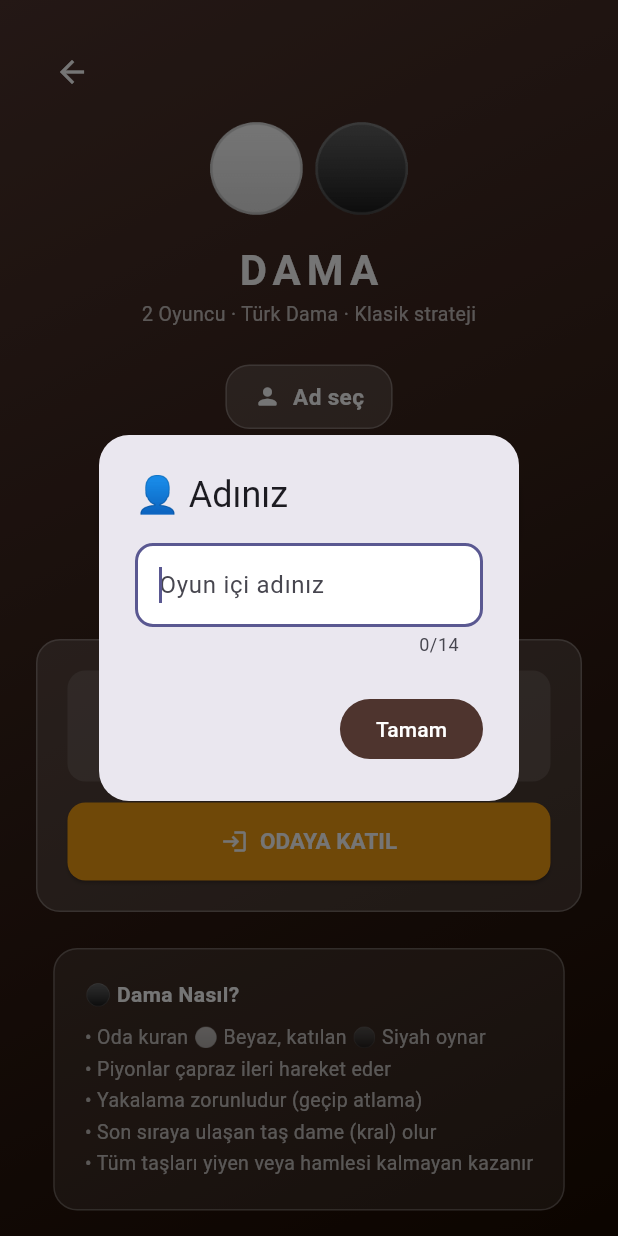
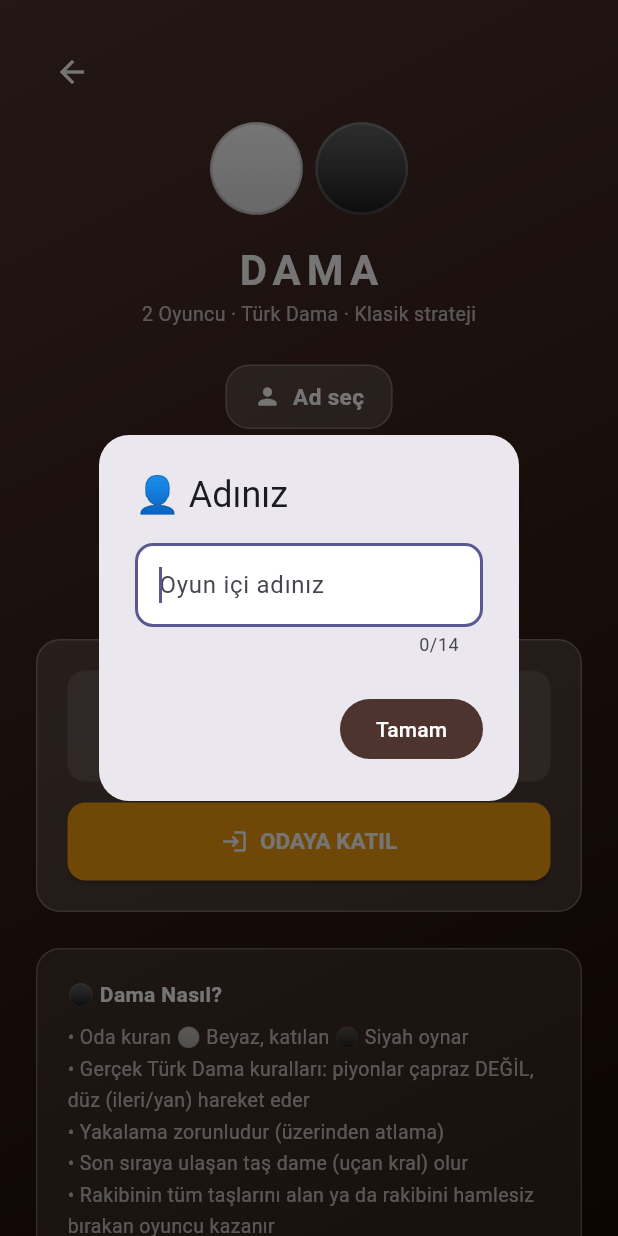
Before and after one commit to ferdidrgn/AZOyun, a Flutter app: the DamaLobbyScreen screen opened directly, on a phone screen of 412 x 824 dp. Run offline on Flutter 3.47's test engine with Material 3 defaults, Android fonts, the phone set to English and light mode, and no system bars; drawn by our look-alikes of dynamic_color; our stand-ins replace app_links, firebase_analytics, firebase_core, firebase_crashlytics, firebase_database, firebase_messaging and 9 more; missing offline and left inert: games_services; accounts and stored records are empty; network calls fail.

Commit message:
Kapsamlı oyun hata taraması: 7 gerçek mantık hatası düzeltildi
29 oyun dosyasının tamamı (12 online + 17 yerel) satır satır tarandı.
Bulunan ve düzeltilen somut hatalar:

- Dövüşçüler: maçı, toplam skor yerine sadece son raundu kazanan taraf
  belirliyordu (2-0 önde olan oyuncu kaybedebiliyordu) — KRİTİK
- Mini Golf: host diğerlerinden önce biterse oyun sonsuza kadar
  kilitleniyordu — KRİTİK
- Araba Yarışı: tüm arabalar aynı noktada üst üste başlıyordu; birinci
  bitirince yarış herkes için zorla bitiyordu
- Şehir Bulmaca: Türkçe İ/I büyütme hatası doğru cevapları reddediyordu;
  "ekstra ipucu" reklamı tam cevabı sızdırıyordu; cevap kilidi yanlış
  zamanda sıfırlanıyordu
- Kelime Bulmaca: harf havuzunda "I" eksikti, 15 kelime asla kurulamıyordu
- Vampir Köylü: Doktor/Dedektif'e alakasız (vampir) hazır sayacı
  gösteriliyordu
- Türk Dama: "Nasıl Oynanır" metni kodun gerçek (düz) hareketiyle çelişen
  "çapraz hareket" yazıyordu

Bilinen ama bu turda dokunulmayan sınırlamalar (büyük refactor
gerektiriyor) ROADMAP 8.9'da not edildi: Dama'da zincirleme yakalama yok,
Futbol'da top animasyonu rakibe senkronize değil, Okey'de "AÇTIM" gerçek
el kontrolü yapmıyor.

Co-Authored-By: Claude Sonnet 5 <noreply@anthropic.com>
Claude-Session: https://claude.ai/code/session_01WM8scBji4Qt7FHSGD5jomL

```diff
--- a/lib/features/checkers/dama_screens.dart
+++ b/lib/features/checkers/dama_screens.dart
@@ -279,10 +279,12 @@ class _DamaLobbyState extends State<DamaLobbyScreen> {
               Text('⚫ Dama Nasıl?', style: TextStyle(color: Colors.white, fontWeight: FontWeight.bold)),
               SizedBox(height: 8),
               Text('• Oda kuran ⚪ Beyaz, katılan ⚫ Siyah oynar\n'
-                  '• Piyonlar çapraz ileri hareket eder\n'
-                  '• Yakalama zorunludur (geçip atlama)\n'
-                  '• Son sıraya ulaşan taş dame (kral) olur\n'
-                  '• Tüm taşları yiyen veya hamlesi kalmayan kazanır',
+                  '• Gerçek Türk Dama kuralları: piyonlar çapraz DEĞİL, '
+                  'düz (ileri/yan) hareket eder\n'
+                  '• Yakalama zorunludur (üzerinden atlama)\n'
+                  '• Son sıraya ulaşan taş dame (uçan kral) olur\n'
+                  '• Rakibinin tüm taşlarını alan ya da rakibini hamlesiz '
+                  'bırakan oyuncu kazanır',
                   style: TextStyle(color: Colors.white70, fontSize: 13, height: 1.6)),
             ],
           )),
--- a/lib/features/word/word_screens.dart
+++ b/lib/features/word/word_screens.dart
@@ -316,7 +316,10 @@ class _WordGameScreenState extends State<WordGameScreen>
 
   void _generateLetters(int seed) {
     final rng = Random(seed);
-    const vowels     = 'AEİOÖUÜ';
+    // Kelime bankasındaki (ASCII normalize) kelimelerin ~15'i düz "I"
+    // (noktasız) harfi içeriyor (KAPI, KEDI, YILDIZ, DENIZ, ...) — bu harf
+    // havuzda hiç yoktu, o kelimeler tahtada asla kurulamıyordu.
+    const vowels     = 'AEİIOÖUÜ';
     const consonants = 'BCÇDFGĞHJKLMNPRSŞTVYZ';
     _letters = [
       ...List.generate(5, (_) => vowels[rng.nextInt(vowels.length)]),
```
Also changed, not shown: lib/features/city/city_screens.dart (+21 -6 lines), lib/features/fighter/fighter_screens.dart (+11 -6 lines), lib/features/golf/golf_game_screen.dart (+11 -1 lines), lib/features/racing/racing_screens.dart (+19 -2 lines), lib/features/vampire_wolf/vampire_screens.dart (+10 -4 lines), 1 other file.
